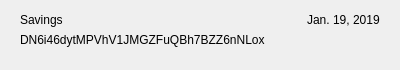
eons-finance/ALQO, file src/qt/pivx/forms/myaddressrow.ui: the form before one commit.
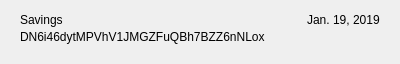
The form after the commit.

```diff
--- a/src/qt/pivx/forms/myaddressrow.ui
+++ b/src/qt/pivx/forms/myaddressrow.ui
@@ -7,15 +7,12 @@
     <x>0</x>
     <y>0</y>
     <width>400</width>
-    <height>70</height>
+    <height>60</height>
    </rect>
   </property>
   <property name="windowTitle">
    <string>Form</string>
   </property>
-  <property name="styleSheet">
-   <string notr="true">color: rgb(0, 0, 0);</string>
-  </property>
   <layout class="QVBoxLayout" name="verticalLayout">
    <property name="spacing">
     <number>0</number>
```
